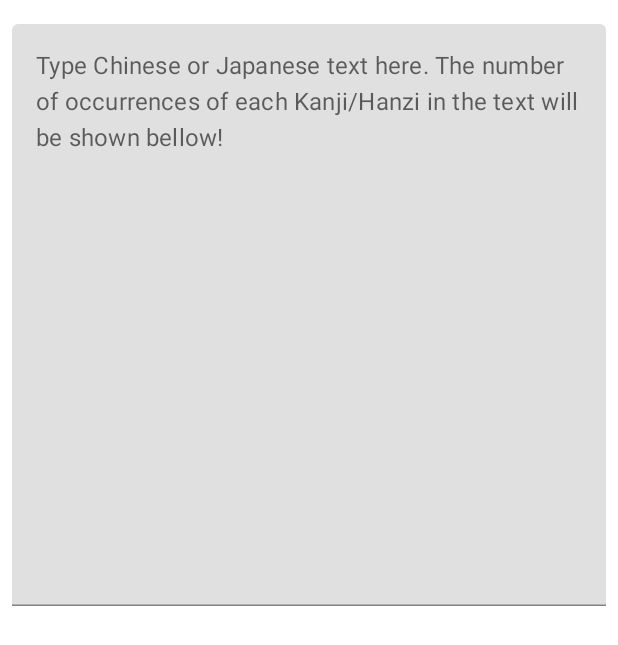
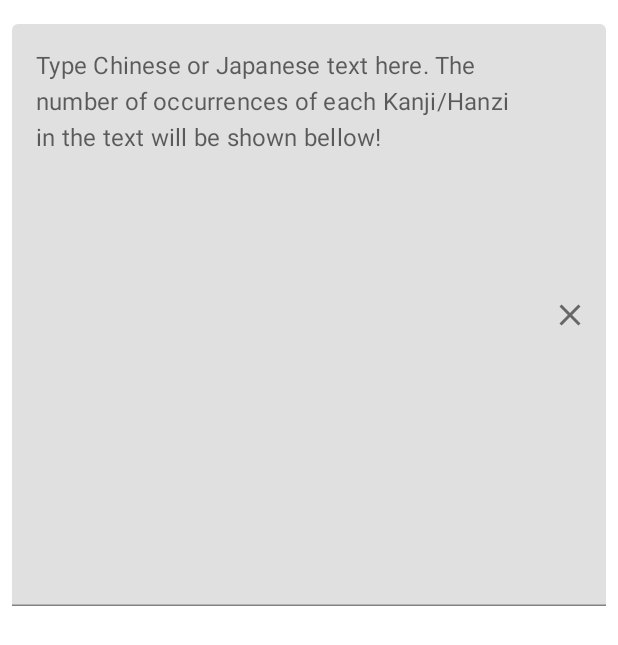
Before and after one commit to RodrigoKonzenKirch/KanjiCounter, an Android app built with Jetpack Compose: the screen it shows after launch (MainActivity), on a phone screen of 412 x 824 dp. Shown: the top 645 px of the screen. Run offline under Robolectric (Android 15) with nearby library versions, the phone set to English and light mode, and no system bars; our stand-ins replace livedata-compose.

Commit message:
Added button to clear text of textField

```diff
--- a/app/src/main/java/com/example/kanjicounter/MainActivity.kt
+++ b/app/src/main/java/com/example/kanjicounter/MainActivity.kt
@@ -1,18 +1,19 @@
 package com.example.kanjicounter
 
 import android.os.Bundle
+import android.text.Layout
 import androidx.activity.ComponentActivity
 import androidx.activity.compose.setContent
 import androidx.activity.viewModels
+import androidx.compose.foundation.clickable
 import androidx.compose.foundation.layout.Column
 import androidx.compose.foundation.layout.fillMaxSize
 import androidx.compose.foundation.layout.padding
 import androidx.compose.foundation.rememberScrollState
 import androidx.compose.foundation.verticalScroll
-import androidx.compose.material.MaterialTheme
-import androidx.compose.material.Surface
-import androidx.compose.material.Text
-import androidx.compose.material.TextField
+import androidx.compose.material.*
+import androidx.compose.material.icons.Icons
+import androidx.compose.material.icons.filled.Clear
 import androidx.compose.runtime.*
 import androidx.compose.runtime.livedata.observeAsState
 import androidx.compose.runtime.saveable.rememberSaveable
@@ -56,6 +57,15 @@ fun AppScreen(viewModel: MainActivityViewModel) {
         Column {
             TextField(
                 value = text,
+                trailingIcon = {
+                    Icon(Icons.Default.Clear,
+                        contentDescription = "Clear Text",
+                        modifier = Modifier
+                            .clickable{
+                                text = TextFieldValue("")
+                            }
+                    )
+                },
                 onValueChange = { newText ->
                     text = newText
                     viewModel.updateText(newText.text)
```
